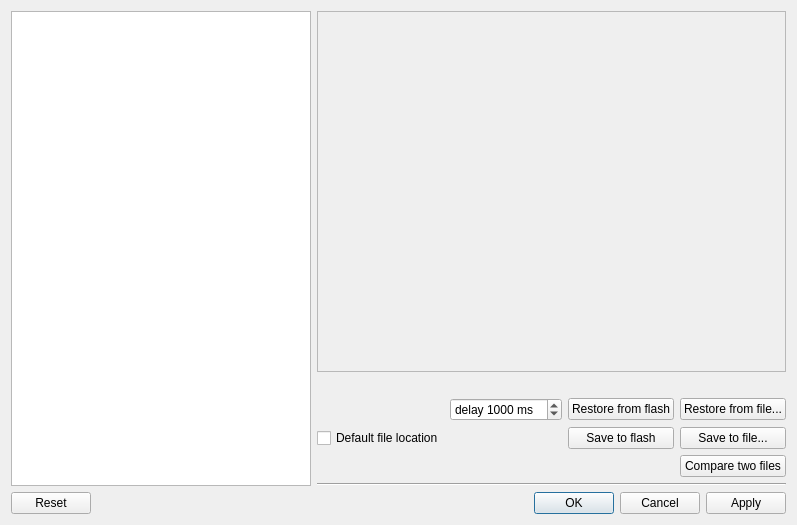
The window that src/settingsdlg.ui (EPC-MSU/XILab) describes before a commit, drawn with Qt 5.
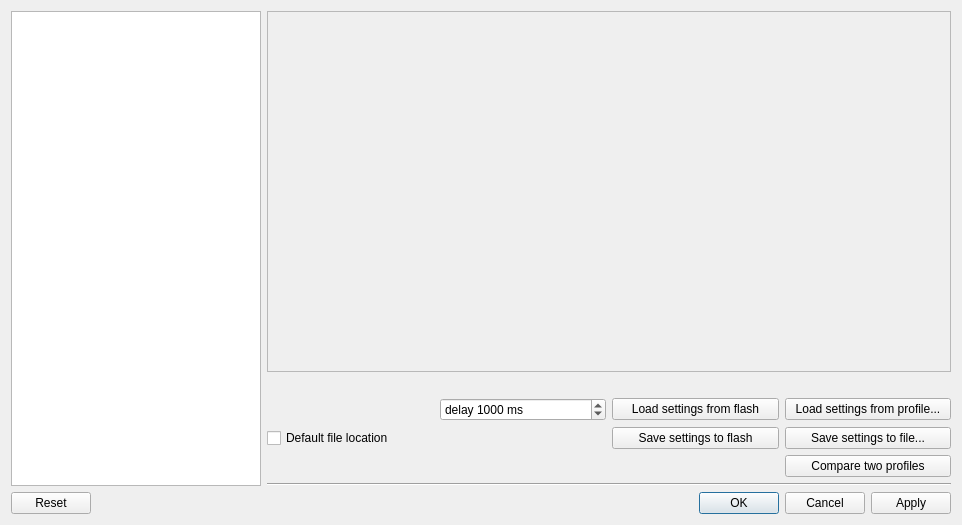
The same window after the commit. Icons and pictures are not drawn.

Commit message: Feature #55589 Rename the buttons for working with profiles

Diff of the .ui file:
```diff
--- a/src/settingsdlg.ui
+++ b/src/settingsdlg.ui
@@ -9,7 +9,7 @@
    <rect>
     <x>0</x>
     <y>0</y>
-    <width>737</width>
+    <width>962</width>
     <height>525</height>
    </rect>
   </property>
@@ -28,6 +28,9 @@
      </property>
      <item>
       <widget class="QTreeWidget" name="treeWgt">
+       <property name="enabled">
+        <bool>true</bool>
+       </property>
        <property name="sizePolicy">
         <sizepolicy hsizetype="Fixed" vsizetype="Expanding">
          <horstretch>0</horstretch>
@@ -36,7 +39,7 @@
        </property>
        <property name="minimumSize">
         <size>
-         <width>300</width>
+         <width>250</width>
          <height>0</height>
         </size>
        </property>
@@ -77,8 +80,8 @@
            <rect>
             <x>0</x>
             <y>0</y>
-            <width>502</width>
-            <height>322</height>
+            <width>671</width>
+            <height>279</height>
            </rect>
           </property>
           <layout class="QVBoxLayout" name="verticalLayout_2"/>
@@ -90,7 +93,7 @@
          <item row="1" column="2">
           <widget class="QPushButton" name="restoreFlashBtn">
            <property name="text">
-            <string>Restore from flash</string>
+            <string>Load settings from flash</string>
            </property>
           </widget>
          </item>
@@ -100,7 +103,7 @@
             <bool>true</bool>
            </property>
            <property name="text">
-            <string>Restore from file...</string>
+            <string>Load settings from profile...</string>
            </property>
           </widget>
          </item>
@@ -110,14 +113,14 @@
             <bool>true</bool>
            </property>
            <property name="text">
-            <string>Compare two files</string>
+            <string>Compare two profiles</string>
            </property>
           </widget>
          </item>
          <item row="2" column="2">
           <widget class="QPushButton" name="saveFlashBtn">
            <property name="text">
-            <string>Save to flash</string>
+            <string>Save settings to flash</string>
            </property>
           </widget>
          </item>
@@ -127,7 +130,7 @@
             <bool>true</bool>
            </property>
            <property name="text">
-            <string>Save to file...</string>
+            <string>Save settings to file...</string>
            </property>
           </widget>
          </item>
```
